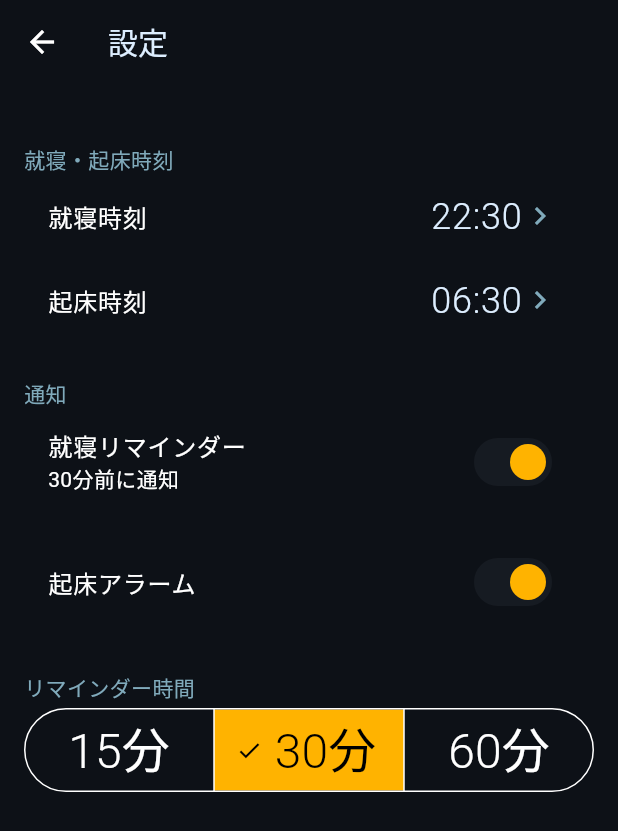
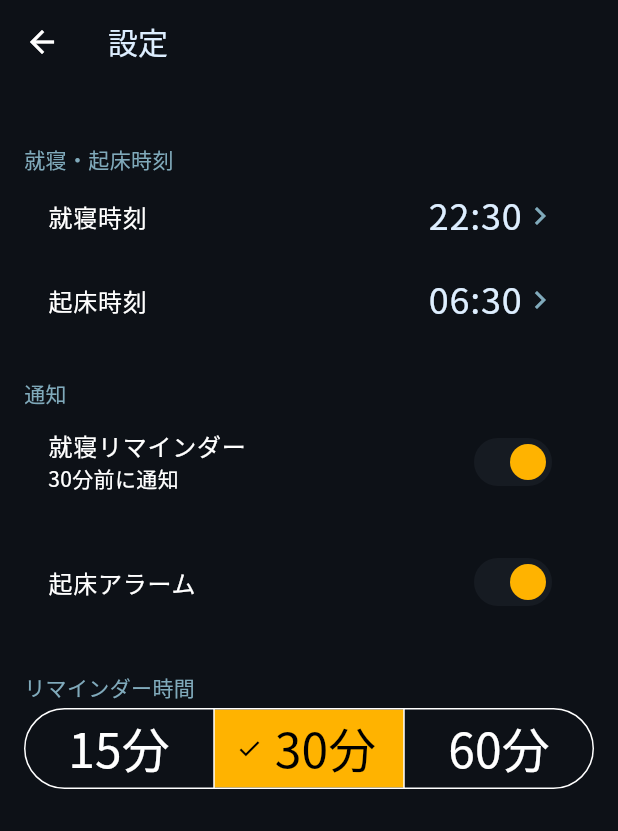
Before and after one commit to jonsonpanson114/sleep, a Flutter app: the screen it shows after launch, item 4 of the bottom bar chosen, on a phone screen of 412 x 824 dp. Shown: the top 831 px of the screen. Run offline on Flutter 3.47's test engine with Material 3 defaults, Android fonts, the phone set to English and light mode, and no system bars; our stand-ins replace drift, fl_chart, flutter_local_notifications, flutter_riverpod, go_router, google_fonts and 2 more; accounts and stored records are empty; generated files the repository leaves out were written again.

Commit message:
fix: Web persistence for tasks, reactive UI updates, and Japanese font support (Noto Sans JP)

```diff
--- a/lib/app/theme.dart
+++ b/lib/app/theme.dart
@@ -1,8 +1,12 @@
 import 'package:flutter/material.dart';
+import 'package:google_fonts/google_fonts.dart';
 import '../core/constants.dart';
 
 class AppTheme {
   static ThemeData get darkTheme {
+    final baseTheme = ThemeData.dark();
+    final textTheme = GoogleFonts.notoSansJpTextTheme(baseTheme.textTheme);
+
     return ThemeData(
       useMaterial3: true,
       brightness: Brightness.dark,
@@ -14,45 +18,59 @@ class AppTheme {
       ),
       scaffoldBackgroundColor: AppColors.background,
       cardColor: AppColors.cardBackground,
-      textTheme: TextTheme(
-        bodyLarge: TextStyle(
+      textTheme: textTheme.copyWith(
+        bodyLarge: GoogleFonts.notoSansJp(
+          textStyle: const TextStyle(
             color: AppColors.textPrimary,
             fontSize: 16,
           ),
-        bodyMedium: TextStyle(
+        ),
+        bodyMedium: GoogleFonts.notoSansJp(
+          textStyle: const TextStyle(
             color: AppColors.textSecondary,
             fontSize: 14,
           ),
-        titleLarge: TextStyle(
+        ),
+        titleLarge: GoogleFonts.notoSansJp(
+          textStyle: const TextStyle(
             color: AppColors.textPrimary,
             fontSize: 48,
             fontWeight: FontWeight.bold,
           ),
-        labelLarge: TextStyle(
+        ),
+        labelLarge: GoogleFonts.notoSansJp(
+          textStyle: const TextStyle(
             color: AppColors.textPrimary,
             fontSize: 32,
             fontWeight: FontWeight.w300,
           ),
         ),
+      ),
       appBarTheme: AppBarTheme(
         backgroundColor: AppColors.background,
         elevation: 0,
-        titleTextStyle: TextStyle(
+        titleTextStyle: GoogleFonts.notoSansJp(
+          textStyle: const TextStyle(
             color: AppColors.textPrimary,
             fontSize: 20,
             fontWeight: FontWeight.w500,
+          ),
         ),
       ),
       bottomNavigationBarTheme: BottomNavigationBarThemeData(
         backgroundColor: AppColors.background,
         selectedItemColor: AppColors.accent,
         unselectedItemColor: AppColors.textSecondary,
-        selectedLabelStyle: TextStyle(
+        selectedLabelStyle: GoogleFonts.notoSansJp(
+          textStyle: const TextStyle(
             color: AppColors.accent,
             fontWeight: FontWeight.w600,
           ),
-        unselectedLabelStyle: TextStyle(
+        ),
+        unselectedLabelStyle: GoogleFonts.notoSansJp(
+          textStyle: const TextStyle(
             color: AppColors.textSecondary,
+          ),
         ),
         elevation: 0,
       ),
@@ -71,13 +89,15 @@ class AppTheme {
           shape: RoundedRectangleBorder(
             borderRadius: BorderRadius.circular(12),
           ),
-          textStyle: TextStyle(
+          textStyle: GoogleFonts.notoSansJp(
+            textStyle: const TextStyle(
               color: Colors.black,
               fontWeight: FontWeight.w600,
               fontSize: 16,
             ),
           ),
         ),
+      ),
     );
   }
 }
```
Also changed, not shown: lib/data/repositories/web_persistent.dart (+63 -7 lines). Lines whose indentation alone changed are shown as unchanged.
